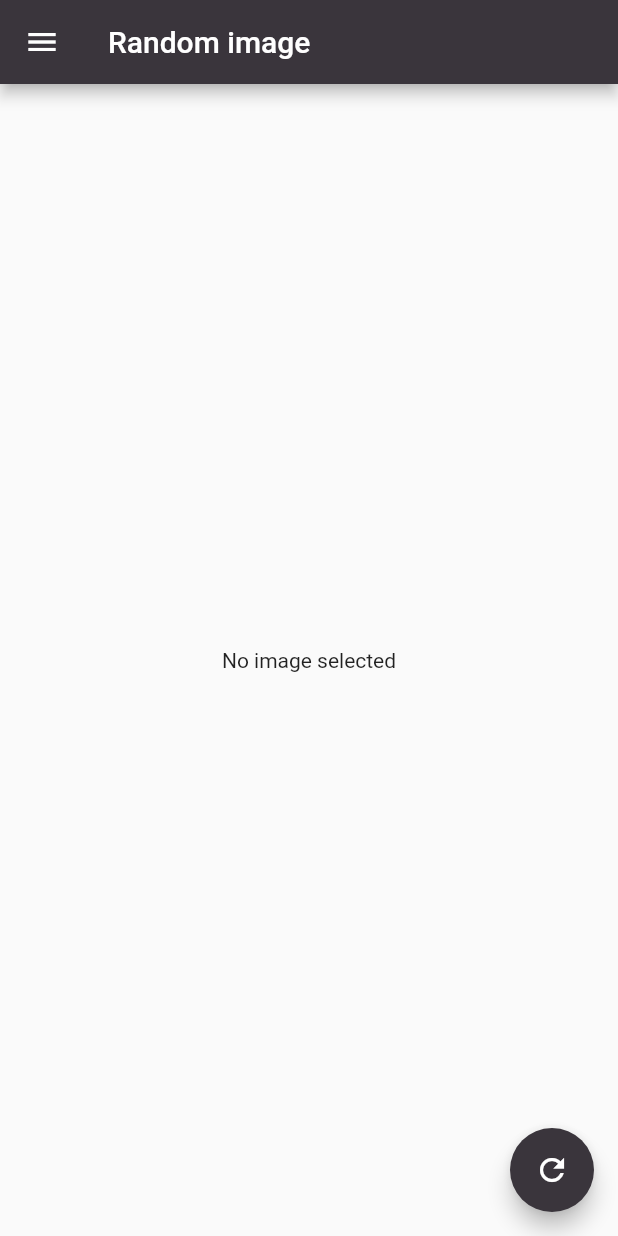
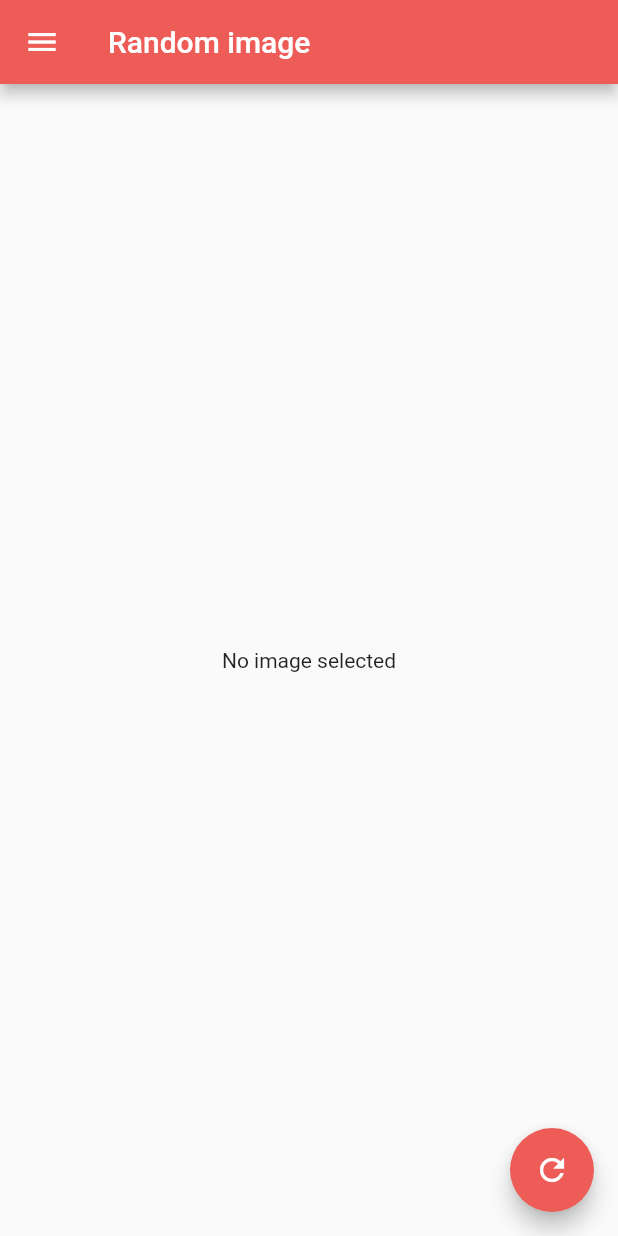
Before and after one commit to MattisBrizard/responsive_app, a Flutter app: the screen it shows after launch, on a phone screen of 412 x 824 dp. Run offline on Flutter 3.47's test engine with Material 2 defaults, Android fonts, the light colour scheme and no system bars; our stand-ins replace bloc, equatable, flutter_bloc.

Commit message:
changed main color

```diff
--- a/lib/common/colors.dart
+++ b/lib/common/colors.dart
@@ -2,6 +2,6 @@ import 'package:flutter/material.dart';
 
 abstract class AppColors {
   AppColors._();
-  static const Color mainColor = Color(0XFF3A353C);
+  static const Color mainColor = Color(0XFFED5C56);
   // static const Color red = Color(0XFFED5C56);
 }
```
